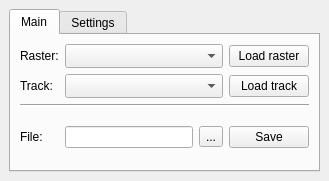
Before: the Qt Designer form ground_radiation_monitoring_dockwidget_base.ui in ctu-geoforall-lab-projects/bp-kala-2017, drawn with Qt 5.
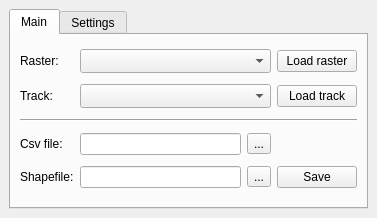
After: the same form once the commit is applied. Custom widgets are drawn as their Qt base class.

Commit message: UI changes-choose where to save shp. (see #5)

The edit to the form file:
```diff
--- a/ground_radiation_monitoring_dockwidget_base.ui
+++ b/ground_radiation_monitoring_dockwidget_base.ui
@@ -6,8 +6,8 @@
    <rect>
     <x>0</x>
     <y>0</y>
-    <width>329</width>
-    <height>181</height>
+    <width>377</width>
+    <height>218</height>
    </rect>
   </property>
   <property name="windowTitle">
@@ -86,20 +86,44 @@
           </property>
          </widget>
         </item>
-        <item row="3" column="0" rowspan="3">
+        <item row="3" column="0">
          <widget class="QLabel" name="file_label">
           <property name="text">
-           <string>File:</string>
+           <string>Csv file:</string>
           </property>
          </widget>
         </item>
-        <item row="3" column="1" rowspan="3">
+        <item row="3" column="1">
          <widget class="QLineEdit" name="save_file">
           <property name="readOnly">
            <bool>true</bool>
           </property>
          </widget>
         </item>
+        <item row="3" column="2">
+         <widget class="QToolButton" name="dir_button">
+          <property name="text">
+           <string>...</string>
+          </property>
+         </widget>
+        </item>
+        <item row="4" column="0">
+         <widget class="QLabel" name="label_4">
+          <property name="text">
+           <string>Shapefile:</string>
+          </property>
+         </widget>
+        </item>
+        <item row="4" column="1">
+         <widget class="QLineEdit" name="shp_file"/>
+        </item>
+        <item row="4" column="2">
+         <widget class="QToolButton" name="shp_button">
+          <property name="text">
+           <string>...</string>
+          </property>
+         </widget>
+        </item>
         <item row="4" column="3">
          <widget class="QPushButton" name="save_button">
           <property name="text">
@@ -107,13 +131,6 @@
           </property>
          </widget>
         </item>
-        <item row="4" column="2">
-         <widget class="QToolButton" name="dir_button">
-          <property name="text">
-           <string>...</string>
-          </property>
-         </widget>
-        </item>
        </layout>
       </widget>
       <widget class="QWidget" name="config">
```
